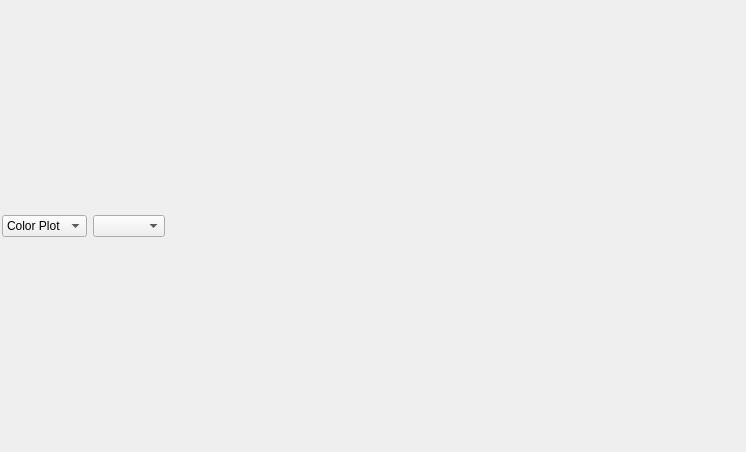
This is qkit/gui/qviewkit/plot_view.ui in qkitgroup/qkit as Qt 5 draws it before an edit. The edited form follows.
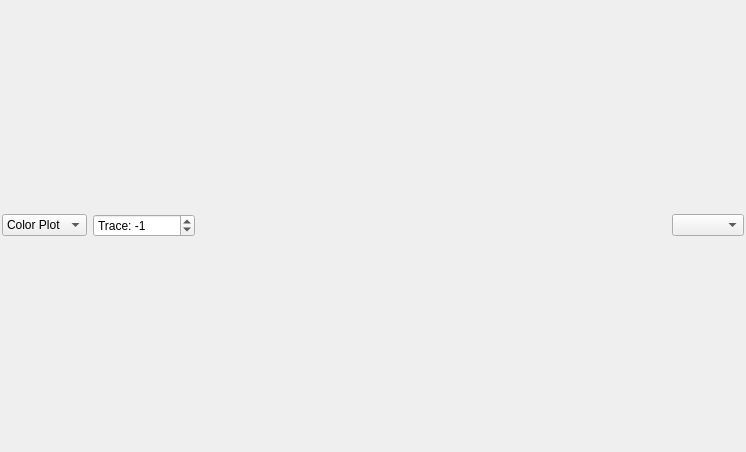
This is the edited form.

The edit to the form file:
```diff
--- a/qkit/gui/qviewkit/plot_view.ui
+++ b/qkit/gui/qviewkit/plot_view.ui
@@ -19,6 +19,9 @@
    </property>
    <item row="0" column="0">
     <layout class="QHBoxLayout" name="horizontalLayout">
+     <property name="sizeConstraint">
+      <enum>QLayout::SetMinimumSize</enum>
+     </property>
      <item>
       <widget class="QComboBox" name="PlotType">
        <item>
@@ -34,7 +37,23 @@
       </widget>
      </item>
      <item>
-      <widget class="QComboBox" name="Trace"/>
+      <widget class="QSpinBox" name="TraceSelector">
+       <property name="suffix">
+        <string/>
+       </property>
+       <property name="prefix">
+        <string>Trace: </string>
+       </property>
+       <property name="minimum">
+        <number>-99999</number>
+       </property>
+       <property name="maximum">
+        <number>99999</number>
+       </property>
+       <property name="value">
+        <number>-1</number>
+       </property>
+      </widget>
      </item>
      <item>
       <spacer name="horizontalSpacer">
@@ -49,6 +68,9 @@
        </property>
       </spacer>
      </item>
+     <item>
+      <widget class="QComboBox" name="addPlotSelector"/>
+     </item>
     </layout>
    </item>
    <item row="1" column="0">
```
Left out of the diff: 2 changed lines with no effect on the pictures.
